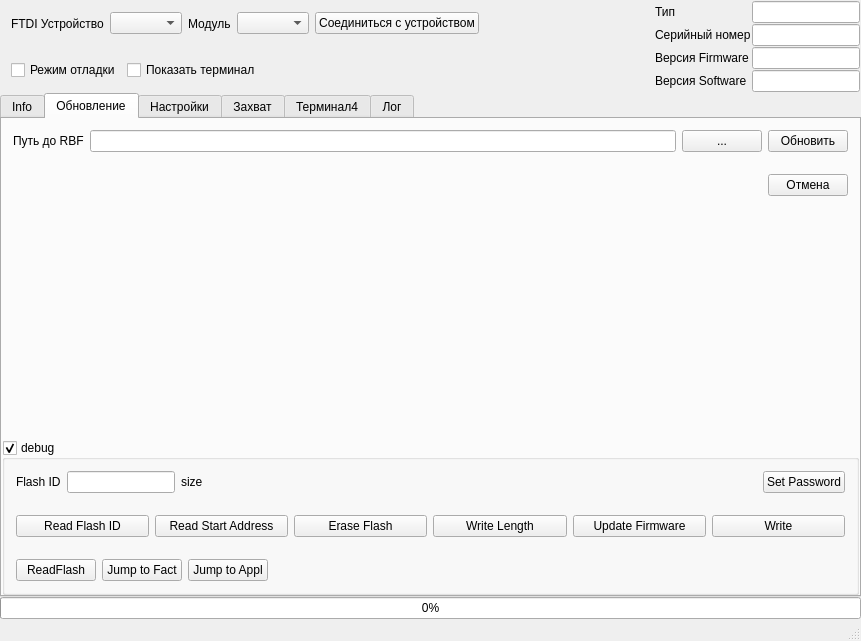
The window that FTDIDeviceControl/ftdidevicecontrol.ui (dzenmaster/FTDIDeviceControl) describes before a commit, drawn with Qt 5.
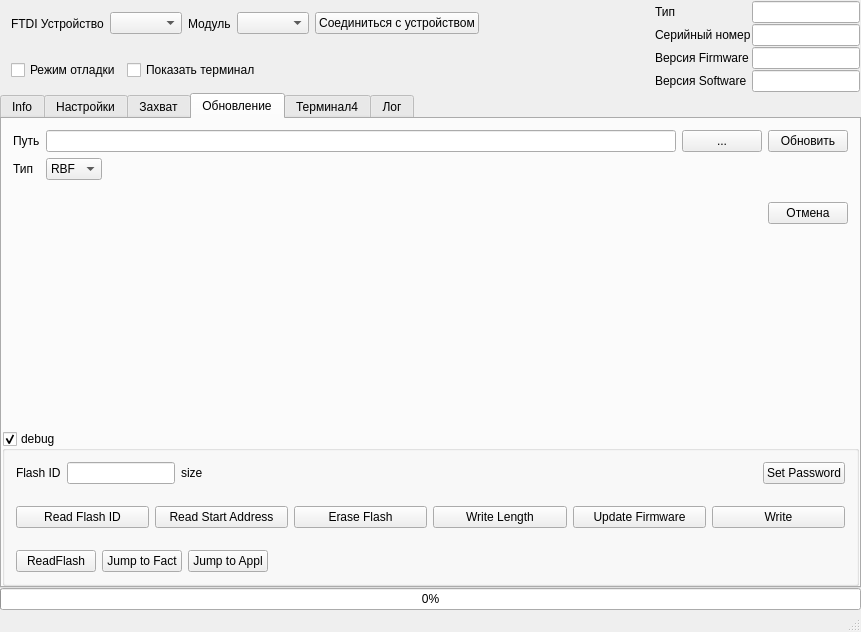
The same window after the commit. The open tabs and pages were chosen to show the change. Icons and pictures are not drawn. Custom widgets are drawn as their Qt base class.

Commit message: write RPD files

```diff
--- a/FTDIDeviceControl/ftdidevicecontrol.ui
+++ b/FTDIDeviceControl/ftdidevicecontrol.ui
@@ -7,7 +7,7 @@
     <x>0</x>
     <y>0</y>
     <width>861</width>
-    <height>641</height>
+    <height>632</height>
    </rect>
   </property>
   <property name="windowTitle">
@@ -273,274 +273,6 @@
         </item>
        </layout>
       </widget>
-      <widget class="QWidget" name="tab_3">
-       <attribute name="title">
-        <string>Обновление</string>
-       </attribute>
-       <layout class="QVBoxLayout" name="verticalLayout_5">
-        <property name="spacing">
-         <number>0</number>
-        </property>
-        <property name="leftMargin">
-         <number>0</number>
-        </property>
-        <property name="topMargin">
-         <number>0</number>
-        </property>
-        <property name="rightMargin">
-         <number>0</number>
-        </property>
-        <property name="bottomMargin">
-         <number>0</number>
-        </property>
-        <item>
-         <widget class="QWidget" name="wUpdate" native="true">
-          <layout class="QHBoxLayout" name="horizontalLayout_5">
-           <item>
-            <widget class="QLabel" name="label_7">
-             <property name="text">
-              <string>Путь до RBF</string>
-             </property>
-            </widget>
-           </item>
-           <item>
-            <widget class="QLineEdit" name="lePathToRBF">
-             <property name="readOnly">
-              <bool>true</bool>
-             </property>
-            </widget>
-           </item>
-           <item>
-            <widget class="QPushButton" name="pbBrowseRBF">
-             <property name="text">
-              <string>...</string>
-             </property>
-            </widget>
-           </item>
-           <item>
-            <widget class="QPushButton" name="pbUpdateFirmware">
-             <property name="text">
-              <string>Обновить</string>
-             </property>
-            </widget>
-           </item>
-          </layout>
-         </widget>
-        </item>
-        <item>
-         <widget class="QWidget" name="wCancel" native="true">
-          <property name="minimumSize">
-           <size>
-            <width>0</width>
-            <height>0</height>
-           </size>
-          </property>
-          <layout class="QHBoxLayout" name="horizontalLayout_9">
-           <item>
-            <spacer name="horizontalSpacer_4">
-             <property name="orientation">
-              <enum>Qt::Horizontal</enum>
-             </property>
-             <property name="sizeHint" stdset="0">
-              <size>
-               <width>40</width>
-               <height>20</height>
-              </size>
-             </property>
-            </spacer>
-           </item>
-           <item>
-            <widget class="QPushButton" name="pbCancelUpdate">
-             <property name="text">
-              <string>Отмена</string>
-             </property>
-            </widget>
-           </item>
-          </layout>
-         </widget>
-        </item>
-        <item>
-         <spacer name="verticalSpacer_2">
-          <property name="orientation">
-           <enum>Qt::Vertical</enum>
-          </property>
-          <property name="sizeHint" stdset="0">
-           <size>
-            <width>20</width>
-            <height>40</height>
-           </size>
-          </property>
-         </spacer>
-        </item>
-        <item>
-         <widget class="QGroupBox" name="gbDebug">
-          <property name="title">
-           <string>debug</string>
-          </property>
-          <property name="checkable">
-           <bool>true</bool>
-          </property>
-          <layout class="QVBoxLayout" name="verticalLayout_4">
-           <property name="spacing">
-            <number>0</number>
-           </property>
-           <property name="leftMargin">
-            <number>0</number>
-           </property>
-           <property name="topMargin">
-            <number>0</number>
-           </property>
-           <property name="rightMargin">
-            <number>0</number>
-           </property>
-           <property name="bottomMargin">
-            <number>0</number>
-           </property>
-           <item>
-            <widget class="QWidget" name="widget_8" native="true">
-             <layout class="QHBoxLayout" name="horizontalLayout_6">
-              <item>
-               <widget class="QLabel" name="label_8">
-                <property name="text">
-                 <string>Flash ID</string>
-                </property>
-               </widget>
-              </item>
-              <item>
-               <widget class="QLineEdit" name="leFlashID">
-                <property name="sizePolicy">
-                 <sizepolicy hsizetype="Preferred" vsizetype="Fixed">
-                  <horstretch>0</horstretch>
-                  <verstretch>0</verstretch>
-                 </sizepolicy>
-                </property>
-                <property name="readOnly">
-                 <bool>true</bool>
-                </property>
-               </widget>
-              </item>
-              <item>
-               <widget class="QLabel" name="lSize">
-                <property name="sizePolicy">
-                 <sizepolicy hsizetype="Expanding" vsizetype="Preferred">
-                  <horstretch>0</horstretch>
-                  <verstretch>0</verstretch>
-                 </sizepolicy>
-                </property>
-                <property name="text">
-                 <string>size</string>
-                </property>
-               </widget>
-              </item>
-              <item>
-               <widget class="QPushButton" name="pbPass">
-                <property name="text">
-                 <string>Set Password</string>
-                </property>
-               </widget>
-              </item>
-             </layout>
-            </widget>
-           </item>
-           <item>
-            <widget class="QWidget" name="widget_3" native="true">
-             <property name="enabled">
-              <bool>true</bool>
-             </property>
-             <layout class="QHBoxLayout" name="horizontalLayout_8">
-              <item>
-               <widget class="QPushButton" name="pbReadFlashID">
-                <property name="text">
-                 <string>Read Flash ID</string>
-                </property>
-               </widget>
-              </item>
-              <item>
-               <widget class="QPushButton" name="pbReadStartAddress">
-                <property name="text">
-                 <string>Read Start Address</string>
-                </property>
-               </widget>
-              </item>
-              <item>
-               <widget class="QPushButton" name="pbEraseFlash">
-                <property name="text">
-                 <string>Erase Flash</string>
-                </property>
-               </widget>
-              </item>
-              <item>
-               <widget class="QPushButton" name="pbWriteLength">
-                <property name="text">
-                 <string>Write Length</string>
-                </property>
-               </widget>
-              </item>
-              <item>
-               <widget class="QPushButton" name="pbWriteCmdUpdateFirmware">
-                <property name="text">
-                 <string>Update Firmware</string>
-                </property>
-               </widget>
-              </item>
-              <item>
-               <widget class="QPushButton" name="pbWriteFlash">
-                <property name="enabled">
-                 <bool>true</bool>
-                </property>
-                <property name="text">
-                 <string>Write</string>
-                </property>
-               </widget>
-              </item>
-             </layout>
-            </widget>
-           </item>
-           <item>
-            <widget class="QWidget" name="widget_7" native="true">
-             <layout class="QHBoxLayout" name="horizontalLayout_7">
-              <item>
-               <widget class="QPushButton" name="pbReadFlash">
-                <property name="text">
-                 <string>ReadFlash</string>
-                </property>
-               </widget>
-              </item>
-              <item>
-               <widget class="QPushButton" name="pbJumpToFact">
-                <property name="text">
-                 <string>Jump to Fact</string>
-                </property>
-               </widget>
-              </item>
-              <item>
-               <widget class="QPushButton" name="pbJumpToAppl">
-                <property name="text">
-                 <string>Jump to Appl</string>
-                </property>
-               </widget>
-              </item>
-              <item>
-               <spacer name="horizontalSpacer_3">
-                <property name="orientation">
-                 <enum>Qt::Horizontal</enum>
-                </property>
-                <property name="sizeHint" stdset="0">
-                 <size>
-                  <width>40</width>
-                  <height>20</height>
-                 </size>
-                </property>
-               </spacer>
-              </item>
-             </layout>
-            </widget>
-           </item>
-          </layout>
-         </widget>
-        </item>
-       </layout>
-      </widget>
       <widget class="QWidget" name="tab_2">
        <attribute name="title">
         <string>Настройки</string>
@@ -1008,6 +740,301 @@
         </item>
        </layout>
       </widget>
+      <widget class="QWidget" name="tab_3">
+       <attribute name="title">
+        <string>Обновление</string>
+       </attribute>
+       <layout class="QVBoxLayout" name="verticalLayout_5">
+        <property name="spacing">
+         <number>0</number>
+        </property>
+        <property name="leftMargin">
+         <number>0</number>
+        </property>
+        <property name="topMargin">
+         <number>0</number>
+        </property>
+        <property name="rightMargin">
+         <number>0</number>
+        </property>
+        <property name="bottomMargin">
+         <number>0</number>
+        </property>
+        <item>
+         <widget class="QWidget" name="wUpdate" native="true">
+          <layout class="QGridLayout" name="gridLayout">
+           <item row="0" column="1">
+            <widget class="QLineEdit" name="lePathToRBF">
+             <property name="readOnly">
+              <bool>true</bool>
+             </property>
+            </widget>
+           </item>
+           <item row="0" column="0">
+            <widget class="QLabel" name="label_7">
+             <property name="text">
+              <string>Путь</string>
+             </property>
+            </widget>
+           </item>
+           <item row="0" column="2">
+            <widget class="QPushButton" name="pbBrowseRBF">
+             <property name="text">
+              <string>...</string>
+             </property>
+            </widget>
+           </item>
+           <item row="0" column="3">
+            <widget class="QPushButton" name="pbUpdateFirmware">
+             <property name="text">
+              <string>Обновить</string>
+             </property>
+            </widget>
+           </item>
+           <item row="1" column="0">
+            <widget class="QLabel" name="label_14">
+             <property name="text">
+              <string>Тип</string>
+             </property>
+            </widget>
+           </item>
+           <item row="1" column="1">
+            <widget class="QComboBox" name="cbFileType">
+             <property name="sizePolicy">
+              <sizepolicy hsizetype="Maximum" vsizetype="Fixed">
+               <horstretch>0</horstretch>
+               <verstretch>0</verstretch>
+              </sizepolicy>
+             </property>
+             <item>
+              <property name="text">
+               <string>RBF</string>
+              </property>
+             </item>
+             <item>
+              <property name="text">
+               <string>RPD</string>
+              </property>
+             </item>
+            </widget>
+           </item>
+          </layout>
+         </widget>
+        </item>
+        <item>
+         <widget class="QWidget" name="wCancel" native="true">
+          <property name="minimumSize">
+           <size>
+            <width>0</width>
+            <height>0</height>
+           </size>
+          </property>
+          <layout class="QHBoxLayout" name="horizontalLayout_9">
+           <item>
+            <spacer name="horizontalSpacer_4">
+             <property name="orientation">
+              <enum>Qt::Horizontal</enum>
+             </property>
+             <property name="sizeHint" stdset="0">
+              <size>
+               <width>40</width>
+               <height>20</height>
+              </size>
+             </property>
+            </spacer>
+           </item>
+           <item>
+            <widget class="QPushButton" name="pbCancelUpdate">
+             <property name="text">
+              <string>Отмена</string>
+             </property>
+            </widget>
+           </item>
+          </layout>
+         </widget>
+        </item>
+        <item>
+         <spacer name="verticalSpacer_2">
+          <property name="orientation">
+           <enum>Qt::Vertical</enum>
+          </property>
+          <property name="sizeHint" stdset="0">
+           <size>
+            <width>20</width>
+            <height>40</height>
+           </size>
+          </property>
+         </spacer>
+        </item>
+        <item>
+         <widget class="QGroupBox" name="gbDebug">
+          <property name="title">
+           <string>debug</string>
+          </property>
+          <property name="checkable">
+           <bool>true</bool>
+          </property>
+          <layout class="QVBoxLayout" name="verticalLayout_4">
+           <property name="spacing">
+            <number>0</number>
+           </property>
+           <property name="leftMargin">
+            <number>0</number>
+           </property>
+           <property name="topMargin">
+            <number>0</number>
+           </property>
+           <property name="rightMargin">
+            <number>0</number>
+           </property>
+           <property name="bottomMargin">
+            <number>0</number>
+           </property>
+           <item>
+            <widget class="QWidget" name="widget_8" native="true">
+             <layout class="QHBoxLayout" name="horizontalLayout_6">
+              <item>
+               <widget class="QLabel" name="label_8">
+                <property name="text">
+                 <string>Flash ID</string>
+                </property>
+               </widget>
+              </item>
+              <item>
+               <widget class="QLineEdit" name="leFlashID">
+                <property name="sizePolicy">
+                 <sizepolicy hsizetype="Preferred" vsizetype="Fixed">
+                  <horstretch>0</horstretch>
+                  <verstretch>0</verstretch>
+                 </sizepolicy>
+                </property>
+                <property name="readOnly">
+                 <bool>true</bool>
+                </property>
+               </widget>
+              </item>
+              <item>
+               <widget class="QLabel" name="lSize">
+                <property name="sizePolicy">
+                 <sizepolicy hsizetype="Expanding" vsizetype="Preferred">
+                  <horstretch>0</horstretch>
+                  <verstretch>0</verstretch>
+                 </sizepolicy>
+                </property>
+                <property name="text">
+                 <string>size</string>
+                </property>
+               </widget>
+              </item>
+              <item>
+               <widget class="QPushButton" name="pbPass">
+                <property name="text">
+                 <string>Set Password</string>
+                </property>
+               </widget>
+              </item>
+             </layout>
+            </widget>
+           </item>
+           <item>
+            <widget class="QWidget" name="widget_3" native="true">
+             <property name="enabled">
+              <bool>true</bool>
+             </property>
+             <layout class="QHBoxLayout" name="horizontalLayout_8">
+              <item>
+               <widget class="QPushButton" name="pbReadFlashID">
+                <property name="text">
+                 <string>Read Flash ID</string>
+                </property>
+               </widget>
+              </item>
+              <item>
+               <widget class="QPushButton" name="pbReadStartAddress">
+                <property name="text">
+                 <string>Read Start Address</string>
+                </property>
+               </widget>
+              </item>
+              <item>
+               <widget class="QPushButton" name="pbEraseFlash">
+                <property name="text">
+                 <string>Erase Flash</string>
+                </property>
+               </widget>
+              </item>
+              <item>
+               <widget class="QPushButton" name="pbWriteLength">
+                <property name="text">
+                 <string>Write Length</string>
+                </property>
+               </widget>
+              </item>
+              <item>
+               <widget class="QPushButton" name="pbWriteCmdUpdateFirmware">
+                <property name="text">
+                 <string>Update Firmware</string>
+                </property>
+               </widget>
+              </item>
+              <item>
+               <widget class="QPushButton" name="pbWriteFlash">
+                <property name="enabled">
+                 <bool>true</bool>
+                </property>
+                <property name="text">
+                 <string>Write</string>
+                </property>
+               </widget>
+              </item>
+             </layout>
+            </widget>
+           </item>
+           <item>
+            <widget class="QWidget" name="widget_7" native="true">
+             <layout class="QHBoxLayout" name="horizontalLayout_7">
+              <item>
+               <widget class="QPushButton" name="pbReadFlash">
+                <property name="text">
+                 <string>ReadFlash</string>
+                </property>
+               </widget>
+              </item>
+              <item>
+               <widget class="QPushButton" name="pbJumpToFact">
+                <property name="text">
+                 <string>Jump to Fact</string>
+                </property>
+               </widget>
+              </item>
+              <item>
+               <widget class="QPushButton" name="pbJumpToAppl">
+                <property name="text">
+                 <string>Jump to Appl</string>
+                </property>
+               </widget>
+              </item>
+              <item>
+               <spacer name="horizontalSpacer_3">
+                <property name="orientation">
+                 <enum>Qt::Horizontal</enum>
+                </property>
+                <property name="sizeHint" stdset="0">
+                 <size>
+                  <width>40</width>
+                  <height>20</height>
+                 </size>
+                </property>
+               </spacer>
+              </item>
+             </layout>
+            </widget>
+           </item>
+          </layout>
+         </widget>
+        </item>
+       </layout>
+      </widget>
       <widget class="QWidget" name="tab_5">
        <attribute name="title">
         <string>Терминал4</string>
```
The commit also changes 4 other files.
